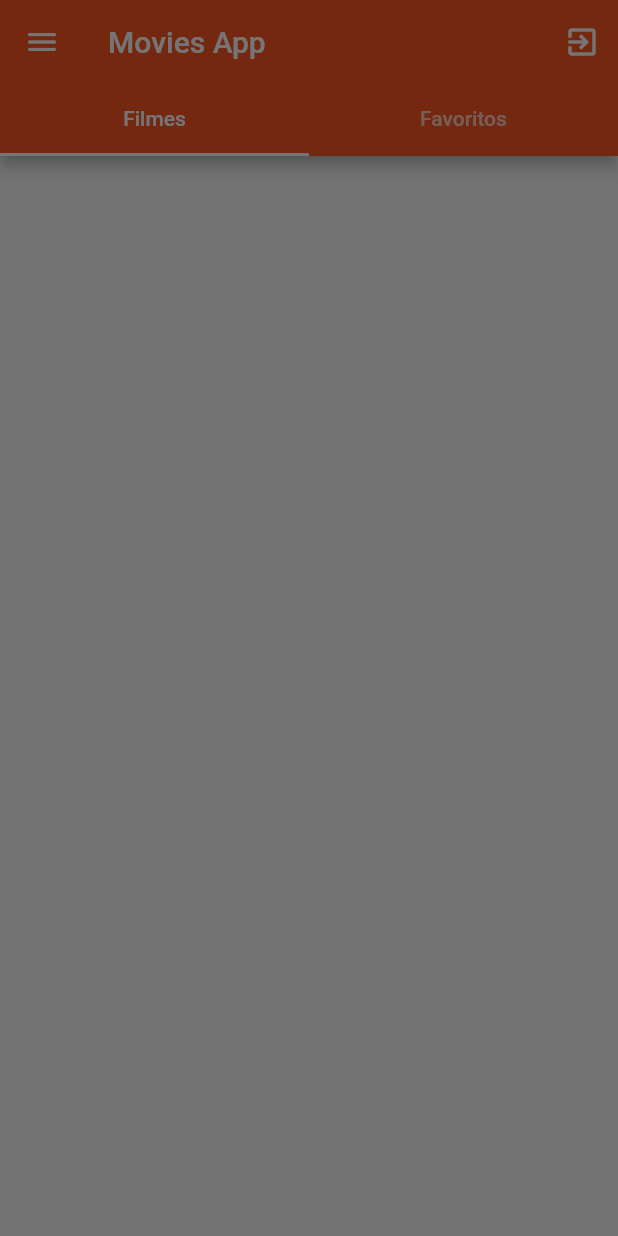
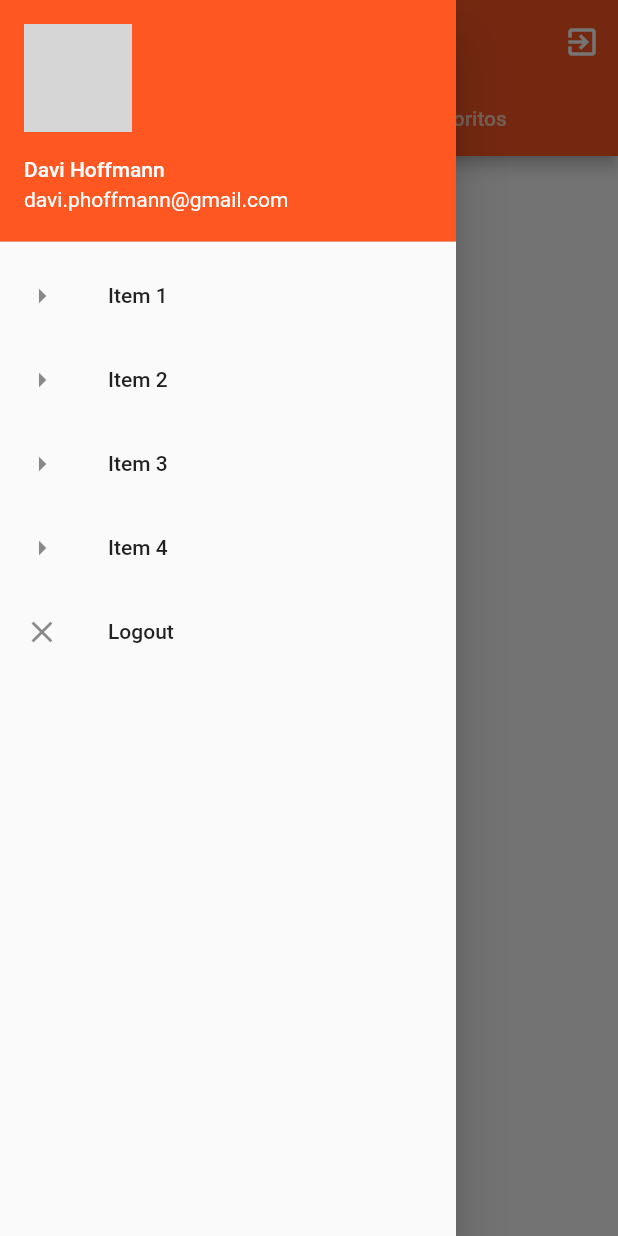
Before and after one commit to davihoffmann/app-movies, a Flutter app: the HomePage screen opened directly, with the side drawer open, on a phone screen of 412 x 824 dp. Run offline on Flutter 3.47's test engine with Material 2 defaults, Android fonts, the phone set to English and light mode, and no system bars; our stand-ins replace rxdart; missing offline and left inert: bloc_pattern, flutter_auth_buttons; network calls fail; grey boxes are pictures that could not be loaded.

Commit message:
criado o menu drawer

```diff
--- a/lib/home/drawer_menu.dart
+++ b/lib/home/drawer_menu.dart
@@ -1,10 +1,55 @@
 import 'package:flutter/material.dart';
+import 'package:movies_flutter/login/login_page.dart';
+import 'package:movies_flutter/utils/nav.dart';
 
 class DrawerMenu extends StatelessWidget {
   @override
   Widget build(BuildContext context) {
-    return Container(
-
+    return Drawer(
+      child: SafeArea(
+        child: ListView(
+          children: <Widget>[
+            UserAccountsDrawerHeader(
+              accountName: Text("Davi Hoffmann"),
+              accountEmail: Text("davi.phoffmann@gmail.com"),
+              currentAccountPicture: CircleAvatar(
+                backgroundImage: NetworkImage(
+                    "https://avatars0.githubusercontent.com/u/5316112?s=400&u=99fadd40fba9d24786f9fc5682eeb267e3827350&v=4"),
+              ),
+            ),
+            ListTile(
+              leading: Icon(Icons.arrow_right),
+              title: Text("Item 1"),
+              onTap: () {},
+            ),
+            ListTile(
+              leading: Icon(Icons.arrow_right),
+              title: Text("Item 2"),
+              onTap: () {},
+            ),
+            ListTile(
+              leading: Icon(Icons.arrow_right),
+              title: Text("Item 3"),
+              onTap: () {},
+            ),
+            ListTile(
+              leading: Icon(Icons.arrow_right),
+              title: Text("Item 4"),
+              onTap: () {},
+            ),
+            ListTile(
+              leading: Icon(Icons.close),
+              title: Text("Logout"),
+              onTap: () => _logout(context),
+            )
+          ],
+        ),
+      ),
     );
   }
+
+  _logout(BuildContext context) {
+    pushReplacement(context, LoginPage());
+  }
+
 }
```
